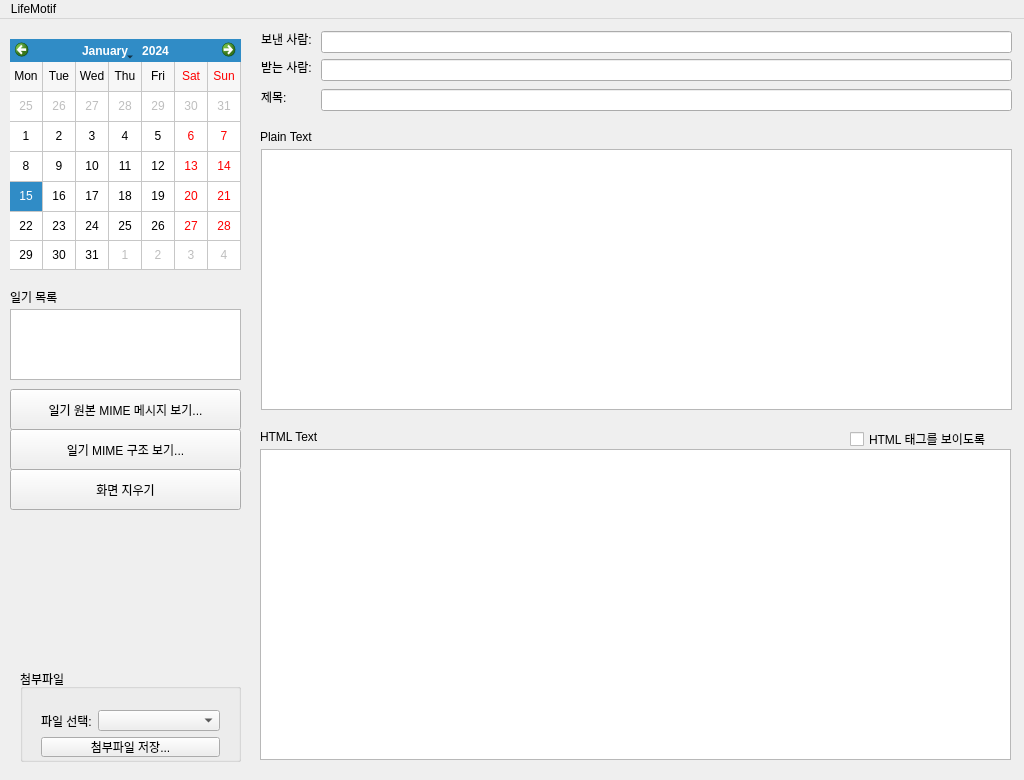
Before: the Qt Designer form qt/main_window.ui in chwnam/lifemotif-desktop, drawn with Qt 5.
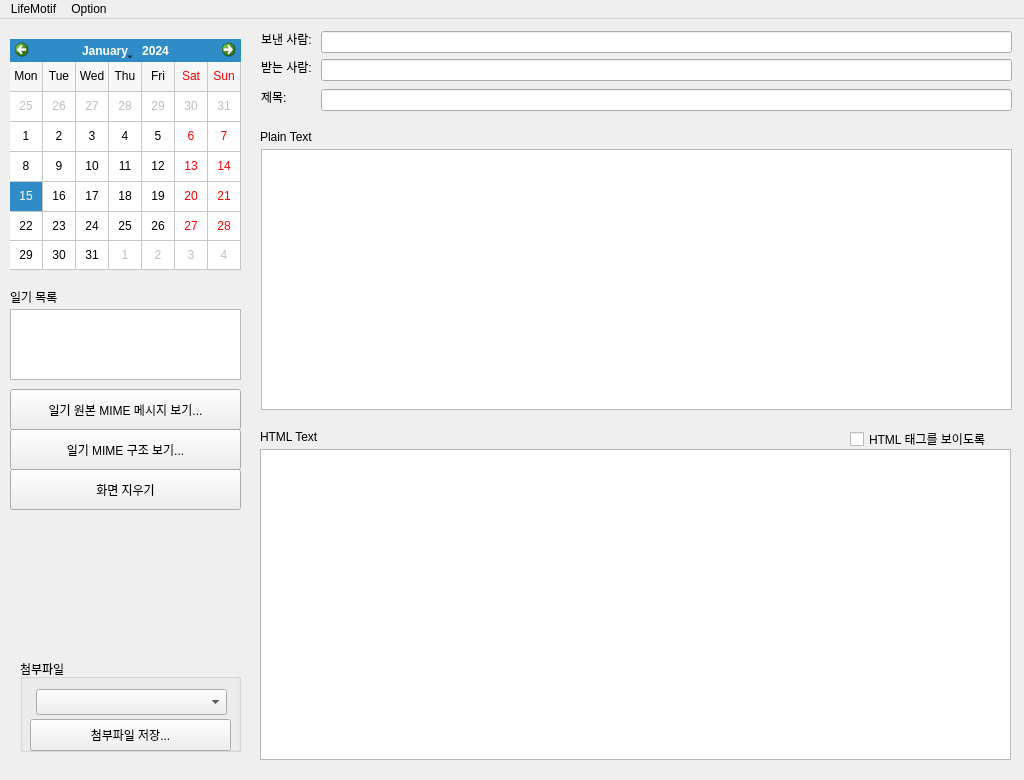
After: the same form once the commit is applied. Custom widgets are drawn as their Qt base class.

Commit message:
환경설정 윈도우 UI 디자인
UI 디자인 무지 빡셈.

What changed in the file:
```diff
--- a/qt/main_window.ui
+++ b/qt/main_window.ui
@@ -82,7 +82,7 @@
     <property name="geometry">
      <rect>
       <x>20</x>
-      <y>650</y>
+      <y>640</y>
       <width>221</width>
       <height>93</height>
      </rect>
@@ -90,27 +90,28 @@
     <property name="title">
      <string>첨부파일</string>
     </property>
-    <widget class="QWidget" name="layoutWidget">
+    <widget class="QPushButton" name="attatchmentSaveAsButton">
      <property name="geometry">
       <rect>
        <x>10</x>
-       <y>30</y>
+       <y>60</y>
        <width>201</width>
-       <height>69</height>
+       <height>32</height>
       </rect>
      </property>
-     <layout class="QVBoxLayout" name="verticalLayout">
-      <item>
-       <layout class="QHBoxLayout" name="horizontalLayout">
-        <item>
-         <widget class="QLabel" name="attatchmentLabel">
           <property name="text">
-           <string>파일 선택:</string>
-          </property>
-         </widget>
-        </item>
-        <item>
+      <string>첨부파일 저장...</string>
+     </property>
+    </widget>
          <widget class="QComboBox" name="attatchmentComboBox">
+     <property name="geometry">
+      <rect>
+       <x>16</x>
+       <y>30</y>
+       <width>191</width>
+       <height>26</height>
+      </rect>
+     </property>
           <property name="sizePolicy">
            <sizepolicy hsizetype="Expanding" vsizetype="Fixed">
             <horstretch>0</horstretch>
@@ -118,18 +119,6 @@
            </sizepolicy>
           </property>
          </widget>
-        </item>
-       </layout>
-      </item>
-      <item>
-       <widget class="QPushButton" name="attatchmentSaveAsButton">
-        <property name="text">
-         <string>첨부파일 저장...</string>
-        </property>
-       </widget>
-      </item>
-     </layout>
-    </widget>
    </widget>
    <widget class="QTextEdit" name="diaryHtmlText">
     <property name="geometry">
@@ -319,7 +308,14 @@
     <addaction name="separator"/>
     <addaction name="actionExit"/>
    </widget>
+   <widget class="QMenu" name="menuOption">
+    <property name="title">
+     <string>Option</string>
+    </property>
+    <addaction name="actionPreference"/>
+   </widget>
    <addaction name="menuTestMenu"/>
+   <addaction name="menuOption"/>
   </widget>
   <action name="actionConsoleAuthentication">
    <property name="text">
```
Left out of the diff: 26 changed lines with no effect on the pictures. Lines whose indentation alone changed are shown as unchanged. The commit also changes 6 other files.
